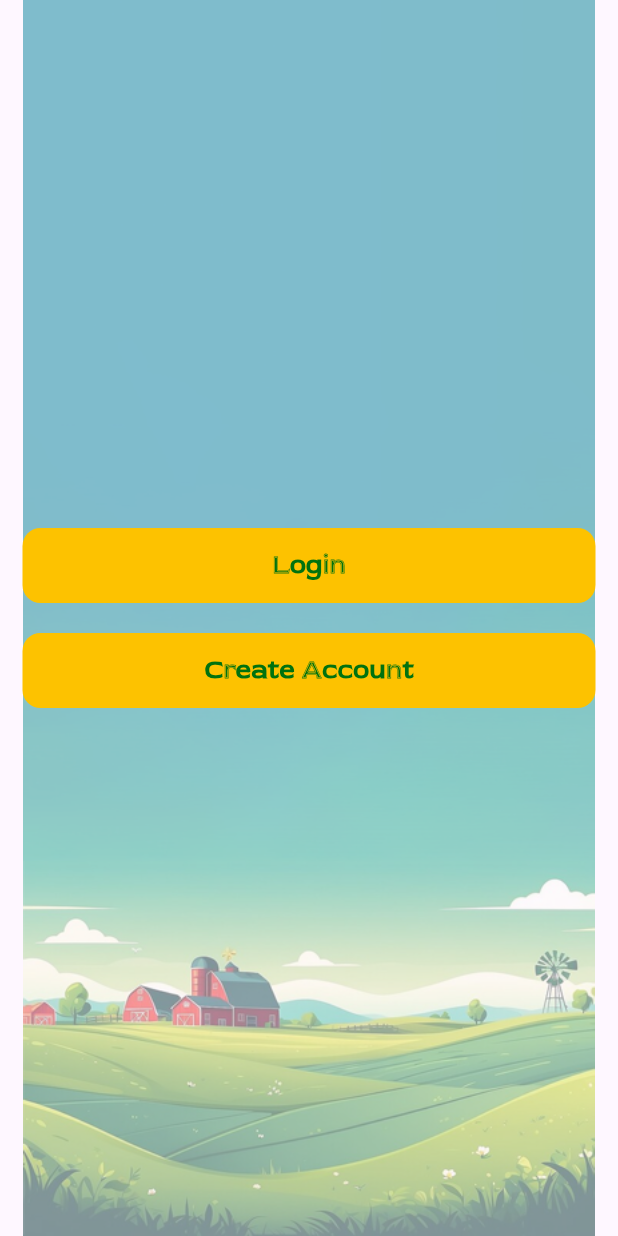
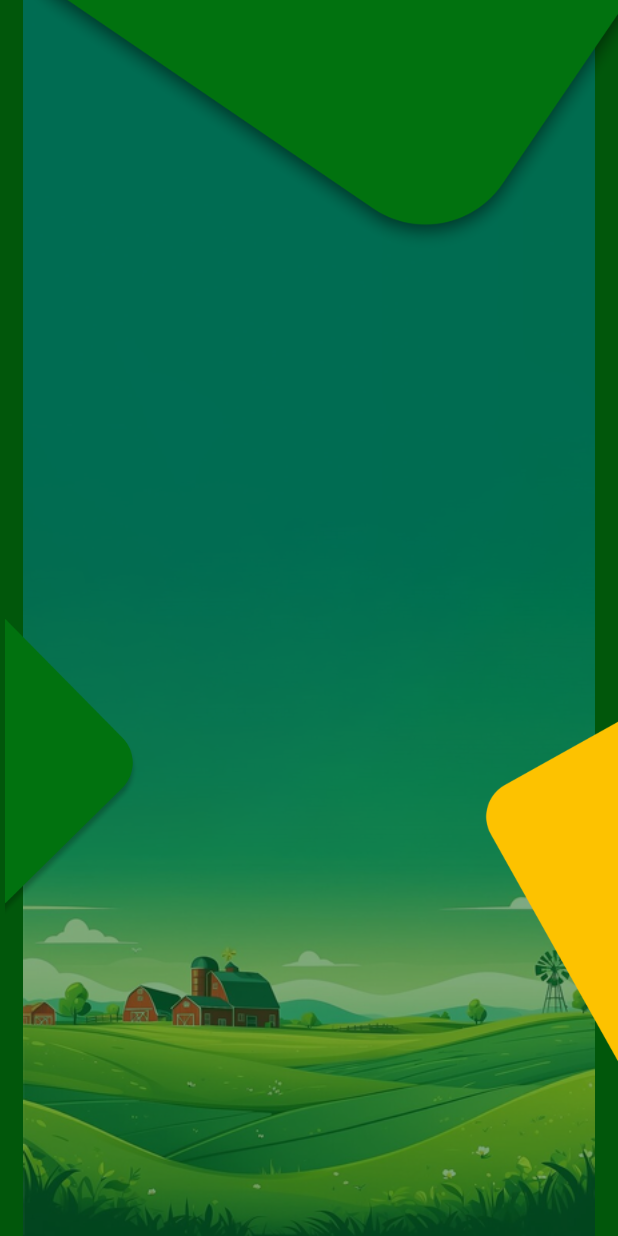
Before and after one commit to ambujnmt/Agriculture-DFCP-Mobile-App, a Flutter app: the LoginScreen screen opened directly, on a phone screen of 412 x 824 dp. Run offline on Flutter 3.47's test engine with Material 3 defaults, Android fonts, the light colour scheme and no system bars; our stand-ins replace dots_indicator, lottie, page_transition.

Commit message:
background setup

```diff
--- a/lib/constants/color_constants.dart
+++ b/lib/constants/color_constants.dart
@@ -5,6 +5,7 @@ class ColorConstants {
   static const kTextGreen = Color(0xff01720F);
   static final buttonColor = HexColor("#FDC200");
   static final buttonTextColor = HexColor("#01720F");
+  static final kPrimary = HexColor("#01570B");
 }
 
 class HexColor extends Color {
--- /dev/null
+++ b/lib/custom_widget/background.dart
@@ -0,0 +1,10 @@
+import 'package:flutter/material.dart';
+
+class Background extends StatelessWidget {
+  const Background({super.key});
+
+  @override
+  Widget build(BuildContext context) {
+    return const Placeholder();
+  }
+}
--- a/lib/custom_widget/custom_button.dart
+++ b/lib/custom_widget/custom_button.dart
@@ -1,6 +1,5 @@
 import 'package:dfcp/constants/color_constants.dart';
 import 'package:flutter/material.dart';
-import 'package:flutter/foundation.dart';
 
 class CustomButton extends StatefulWidget {
   String? buttonText;
--- a/lib/views/auth_screen.dart/login_screen.dart
+++ b/lib/views/auth_screen.dart/login_screen.dart
@@ -1,6 +1,5 @@
-import 'package:dfcp/custom_widget/custom_button.dart';
+import 'package:dfcp/constants/color_constants.dart';
 import 'package:flutter/material.dart';
-import 'package:flutter/foundation.dart';
 
 class LoginScreen extends StatefulWidget {
   const LoginScreen({super.key});
@@ -10,40 +9,75 @@ class LoginScreen extends StatefulWidget {
 }
 
 class _LoginScreenState extends State<LoginScreen> {
-  @override
-  void initState() {
-    // TODO: implement initState
-    super.initState();
-    print('Login screen');
-  }
+
 
   @override
   Widget build(BuildContext context) {
     final double height = MediaQuery.of(context).size.height;
     final double width = MediaQuery.of(context).size.width;
     return Scaffold(
-      body: Container(
-        padding: EdgeInsets.all(15),
-        decoration: const BoxDecoration(
-            image: DecorationImage(
-                image: AssetImage('assets/images/login_background.png'))),
-        child: Column(
-          mainAxisAlignment: MainAxisAlignment.center,
-          crossAxisAlignment: CrossAxisAlignment.start,
+      body: SizedBox(
+        height: height,
+        width: width,
+        child: Stack(
           children: [
-            CustomButton(
-              buttonText: 'Login',
-              onpress: () {
-                print('This is login butotn');
-              },
+            Container(
+              height: height,
+              width: width,
+              color: ColorConstants.kPrimary,
             ),
-            const SizedBox(height: 20),
-            CustomButton(
-              buttonText: 'Create Account',
+            SizedBox(
+              height: height,
+              width: width,
+              child: Image.asset('assets/images/login_background.png'),
             ),
+            Positioned(
+              child: Image.asset('assets/images/top_curve.png'),
+            ),
+            Positioned(
+              top: height * 0.4,
+              left: -55,
+              child: SizedBox(
+                height: height * 0.5,
+                width: width * 0.5,
+                child: Image.asset("assets/images/left_curve.png"),
+              ),
+            ),
+            Positioned(
+              top: height * 0.5,
+              left: width * 0.65,
+              child: SizedBox(
+                height: height * 0.5,
+                width: width * 0.5,
+                child: Image.asset("assets/images/right_curve.png"),
+              ),
+            )
+
           ],
         ),
-      ),
+      )
+      // body: Container(
+      //   padding: EdgeInsets.all(15),
+      //   decoration: const BoxDecoration(
+      //       image: DecorationImage(
+      //           image: AssetImage('assets/images/login_background.png'))),
+      //   child: Column(
+      //     mainAxisAlignment: MainAxisAlignment.center,
+      //     crossAxisAlignment: CrossAxisAlignment.start,
+      //     children: [
+      //       CustomButton(
+      //         buttonText: 'Login',
+      //         onpress: () {
+      //           print('This is login butotn');
+      //         },
+      //       ),
+      //       const SizedBox(height: 20),
+      //       CustomButton(
+      //         buttonText: 'Create Account',
+      //       ),
+      //     ],
+      //   ),
+      // ),
     );
   }
 }
```
Also changed, not shown: assets/images/left_curve.png (added), assets/images/right_curve.png (added), assets/images/top_curve.png (added).
